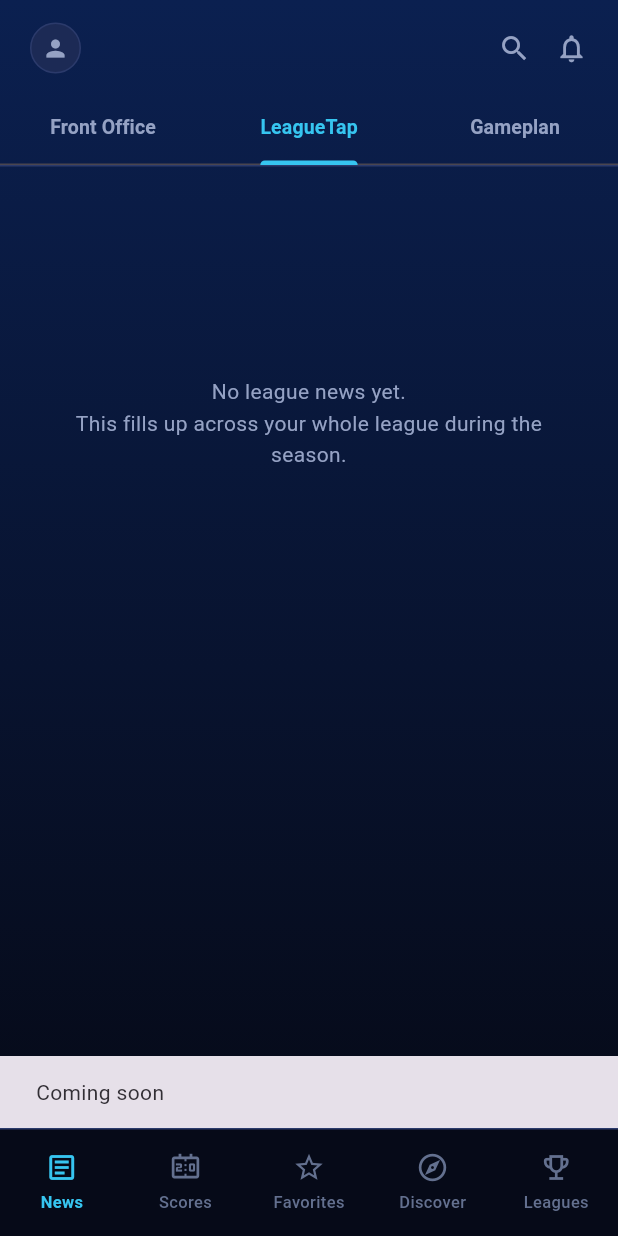
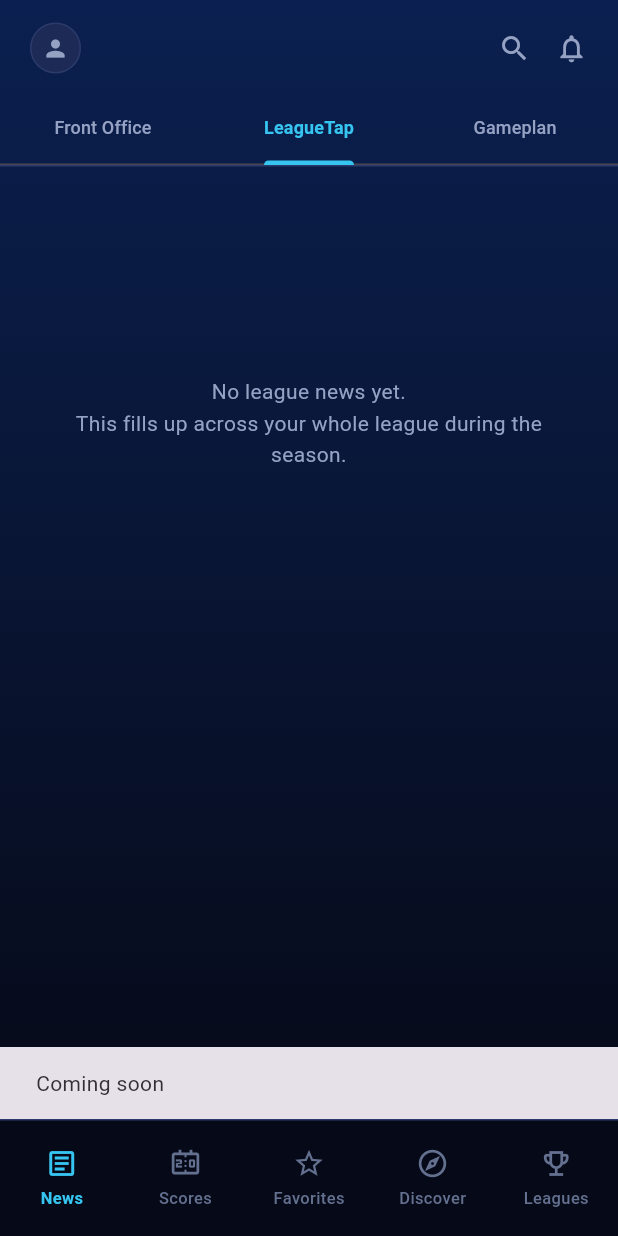
Before and after one commit to JoshyDinosaur/LeagueTap, a Flutter app: the HomeShell screen opened directly with empty values, tab 2 chosen, on a phone screen of 412 x 824 dp. Run offline on Flutter 3.47's test engine with Material 3 defaults, Android fonts, the phone set to English and light mode, and no system bars; our stand-ins replace supabase_flutter; accounts and stored records are empty; network calls fail; Roboto replaces fonts that are missing (SF Pro Text).

Commit message:
Fix hero card badge row + tab label overflow
Hero meta row (FEATURED/type/reporter badges) hard-overflowed when a
long reporter badge combined with a longer news-type label. Wrapped
the badge cluster in Expanded + horizontal SingleChildScrollView so it
absorbs leftover space and only scrolls/shrinks under real overflow,
instead of the Flexible+Spacer 50/50 split which was clipping it.

Also tightened the new TabBar (FittedBox + smaller label padding) to
fix 'Front Office' overflowing its evenly-divided tab width, and gave
the pre-existing bottom nav a touch more height to fit icon+label.

```diff
--- a/lib/screens/home_shell.dart
+++ b/lib/screens/home_shell.dart
@@ -46,11 +46,13 @@ class HomeShell extends StatelessWidget {
                   labelColor: LT.accent,
                   unselectedLabelColor: LT.textDim,
                   indicatorColor: LT.accent,
-                  labelStyle: TextStyle(fontSize: 13, fontWeight: FontWeight.w700),
+                  labelPadding: EdgeInsets.symmetric(horizontal: 4),
+                  labelStyle: TextStyle(fontSize: 12, fontWeight: FontWeight.w700),
+                  unselectedLabelStyle: TextStyle(fontSize: 12, fontWeight: FontWeight.w500),
                   tabs: [
-                    Tab(text: 'Front Office'),
-                    Tab(text: 'LeagueTap'),
-                    Tab(text: 'Gameplan'),
+                    Tab(child: FittedBox(fit: BoxFit.scaleDown, child: Text('Front Office'))),
+                    Tab(child: FittedBox(fit: BoxFit.scaleDown, child: Text('LeagueTap'))),
+                    Tab(child: FittedBox(fit: BoxFit.scaleDown, child: Text('Gameplan'))),
                   ],
                 ),
                 const Divider(height: 1, color: LT.border),
@@ -158,7 +160,7 @@ class _BottomNav extends StatelessWidget {
     }
 
     return Container(
-      height: 72,
+      height: 78,
       decoration: const BoxDecoration(
         color: LT.bg,
         border: Border(top: BorderSide(color: LT.border)),
```
Also changed, not shown: lib/screens/feed_screen.dart (+14 -2 lines).
